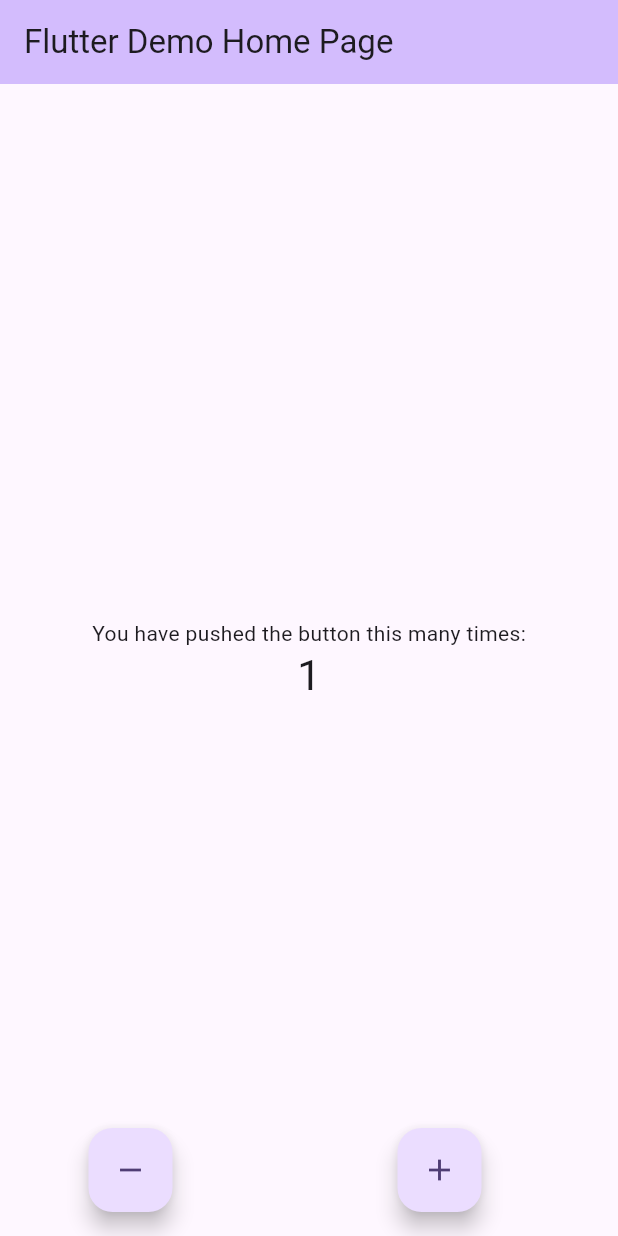
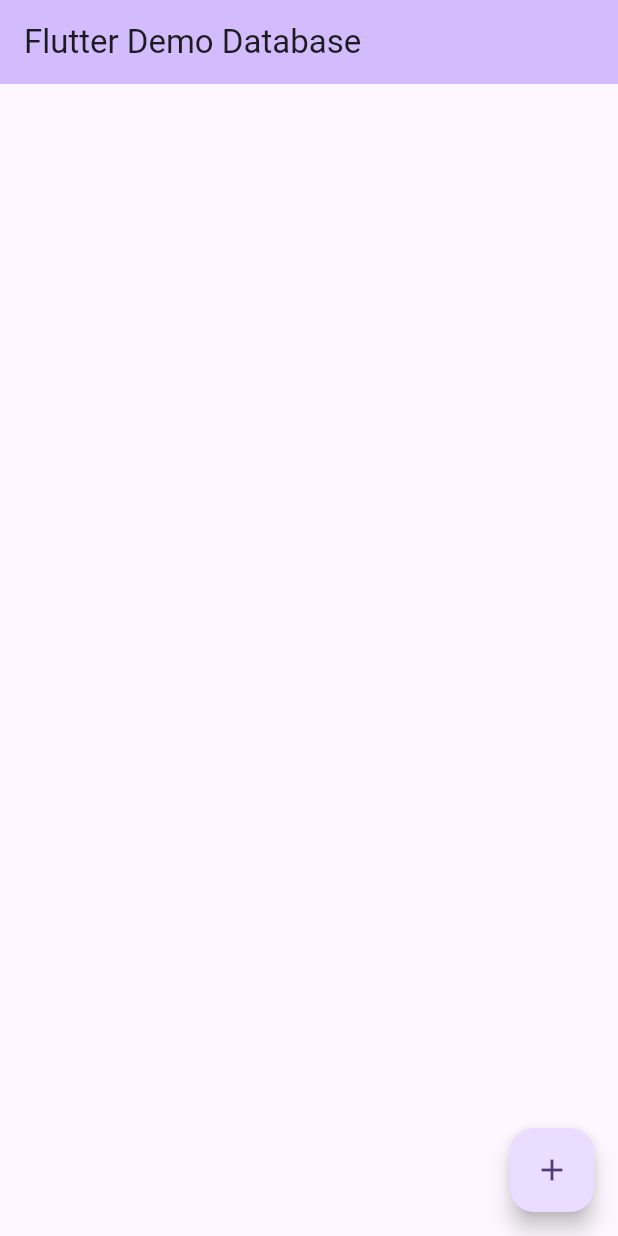
Before and after one commit to PHANNA11/local_db, a Flutter app: the screen it shows after launch, after a tap on the "add" icon, on a phone screen of 412 x 824 dp. Run offline on Flutter 3.47's test engine with Material 3 defaults, Android fonts, the phone set to English and light mode, and no system bars; our stand-ins replace shared_preferences, sqflite; accounts and stored records are empty.

Commit message:
intergrate with sqlite

```diff
--- /dev/null
+++ b/lib/database/connect_db.dart
@@ -0,0 +1,35 @@
+import 'dart:developer';
+import 'dart:io';
+
+import 'package:local_db/database/constant.dart';
+import 'package:local_db/model/user_model.dart';
+import 'package:path_provider/path_provider.dart';
+import 'package:sqflite/sqflite.dart';
+import 'package:path/path.dart';
+
+//ORM = Object related Mapping
+
+class ConnectDB {
+  Future<Database> initializeUserDB() async {
+    Directory appDocDir = await getApplicationDocumentsDirectory();
+    String appDocPath = appDocDir.path;
+    String path = await getDatabasesPath();
+    return openDatabase(join(path, 'user.db'), onCreate: (db, version) async {
+      await db.execute(
+          'CREATE TABLE $userTable($fId INTEGER PRIMIRY KEY AUTO INCREMENT,$fName TEXT,$fGender TEXT,$fAge INTEGER,$fPositoin TEXT)');
+    }, version: 1);
+  }
+
+  Future<void> insertUser({required UserModel user}) async {
+    var db = await initializeUserDB();
+    await db.insert(userTable, user.toMap());
+    log('message success');
+  }
+
+  Future<List<UserModel>> getUsers() async {
+    var db = await initializeUserDB();
+    List<Map<String, dynamic>> result = await db.query(userTable);
+
+    return result.map((e) => UserModel.fromMap(e)).toList();
+  }
+}
--- /dev/null
+++ b/lib/database/constant.dart
@@ -0,0 +1,7 @@
+String userTable = 'userTable';
+String fId = 'id';
+String fName = 'name';
+String fGender = 'gender';
+String fAge = 'age';
+String fPositoin = 'positoin';
+String fImage = 'image';
--- a/lib/main.dart
+++ b/lib/main.dart
@@ -1,6 +1,8 @@
 import 'dart:developer';
 
 import 'package:flutter/material.dart';
+import 'package:local_db/database/connect_db.dart';
+import 'package:local_db/model/user_model.dart';
 import 'package:shared_preferences/shared_preferences.dart';
 
 void main() {
@@ -18,7 +20,7 @@
         colorScheme: ColorScheme.fromSeed(seedColor: Colors.deepPurple),
         useMaterial3: true,
       ),
-      home: const MyHomePage(title: 'Flutter Demo Home Page'),
+      home: const MyHomePage(title: 'Flutter Demo Database'),
     );
   }
 }
@@ -33,35 +35,19 @@
 }
 
 class _MyHomePageState extends State<MyHomePage> {
-  int counter = 0;
-  // List<String> dataPerson = ['Lita', 'Nita', 'Channa', 'Rathana']; // Rathana
-  void setDataInc() async {
-    var pref = await SharedPreferences.getInstance();
-    pref.setInt('number', ++counter);
-    getData();
-    // dataPerson.add('Rathana');
-    // pref.setStringList('person', dataPerson);
-  }
-
-  void setDataDec() async {
-    var pref = await SharedPreferences.getInstance();
-    if (counter > 0) pref.setInt('number', --counter);
-    getData();
-  }
-
-  void getData() async {
-    var pref = await SharedPreferences.getInstance();
-    setState(() {
-      counter = pref.getInt('number') ?? 0;
-      log(counter.toString());
+  List<UserModel> listUser = [];
+  void getDataFromDatabase() async {
+    await ConnectDB().getUsers().then((value) {
+      setState(() {
+        listUser = value;
+      });
     });
-    // dataPerson = pref.getStringList('person') ?? [];
   }
 
   @override
   void initState() {
     super.initState();
-    getData();
+    getDataFromDatabase();
   }
 
   @override
@@ -71,38 +57,24 @@
         backgroundColor: Theme.of(context).colorScheme.inversePrimary,
         title: Text(widget.title),
       ),
-      body: Center(
-        child: Column(
-          mainAxisAlignment: MainAxisAlignment.center,
-          children: <Widget>[
-            const Text(
-              'You have pushed the button this many times:',
-            ),
-            Text(
-              '$counter',
-              style: Theme.of(context).textTheme.headlineMedium,
-            ),
-          ],
-        ),
+      body: ListView.builder(
+        itemCount: listUser.length,
+        itemBuilder: (context, index) {
+          return ListTile(
+            leading: const CircleAvatar(),
+            title: Text(listUser[index].name.toString()),
+            subtitle: Text(listUser[index].positoin.toString()),
+          );
+        },
       ),
-      floatingActionButton: Row(
-        mainAxisAlignment: MainAxisAlignment.spaceAround,
-        children: [
-          FloatingActionButton(
-            onPressed: () async {
-              setDataDec();
-            },
-            tooltip: 'Decrement',
-            child: const Icon(Icons.remove),
-          ),
-          FloatingActionButton(
-            onPressed: () async {
-              setDataInc();
-            },
-            tooltip: 'Increment',
-            child: const Icon(Icons.add),
-          ),
-        ],
+      floatingActionButton: FloatingActionButton(
+        onPressed: () async {
+          await ConnectDB().insertUser(
+              user: UserModel(
+                  name: 'Kaka', gender: 'female', age: 22, positoin: 'Design'));
+        },
+        tooltip: 'Decrement',
+        child: const Icon(Icons.add),
       ),
     );
   }
--- /dev/null
+++ b/lib/model/user_model.dart
@@ -0,0 +1,28 @@
+import 'package:local_db/database/constant.dart';
+
+class UserModel {
+  int? id;
+  String? name;
+  String? gender;
+  int? age;
+  String? positoin;
+  String? image;
+  UserModel({this.id, this.name, this.gender, this.age, this.positoin});
+// Convert Object data => Map
+  Map<String, dynamic> toMap() {
+    return {
+      fName: name,
+      fGender: gender,
+      fAge: age,
+      fPositoin: positoin,
+    };
+  }
+// Covert map => Object data
+
+  UserModel.fromMap(Map<String, dynamic> map)
+      : id = map[fId],
+        name = map[fName],
+        gender = map[fGender],
+        age = map[fAge],
+        positoin = map[fPositoin];
+}
```
Also changed, not shown: pubspec.yaml (+2 -9 lines), lib/readme.txt (added), pubspec.lock, 2 other files.
